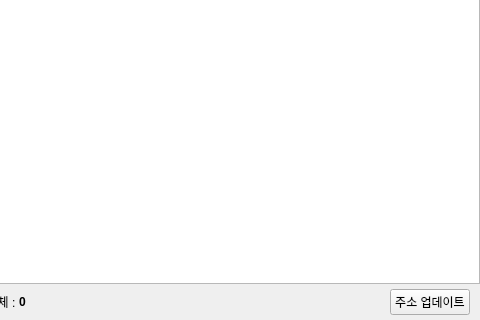
First picture: the form in src/ui/MainWindow.ui, repository gyuha/wolf-catcher, before the edit; both pictures show x 102 to 582 and y 313 to 633 of the 582 by 633 pixel window.
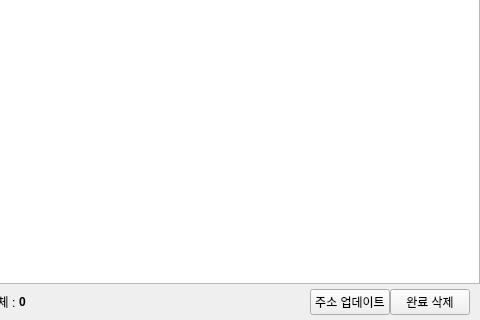
Second picture: the form after the edit.

```diff
--- a/src/ui/MainWindow.ui
+++ b/src/ui/MainWindow.ui
@@ -114,6 +114,13 @@
         </property>
        </widget>
       </item>
+      <item>
+       <widget class="QPushButton" name="complete_delete_button">
+        <property name="text">
+         <string>완료 삭제</string>
+        </property>
+       </widget>
+      </item>
      </layout>
     </item>
    </layout>
```
